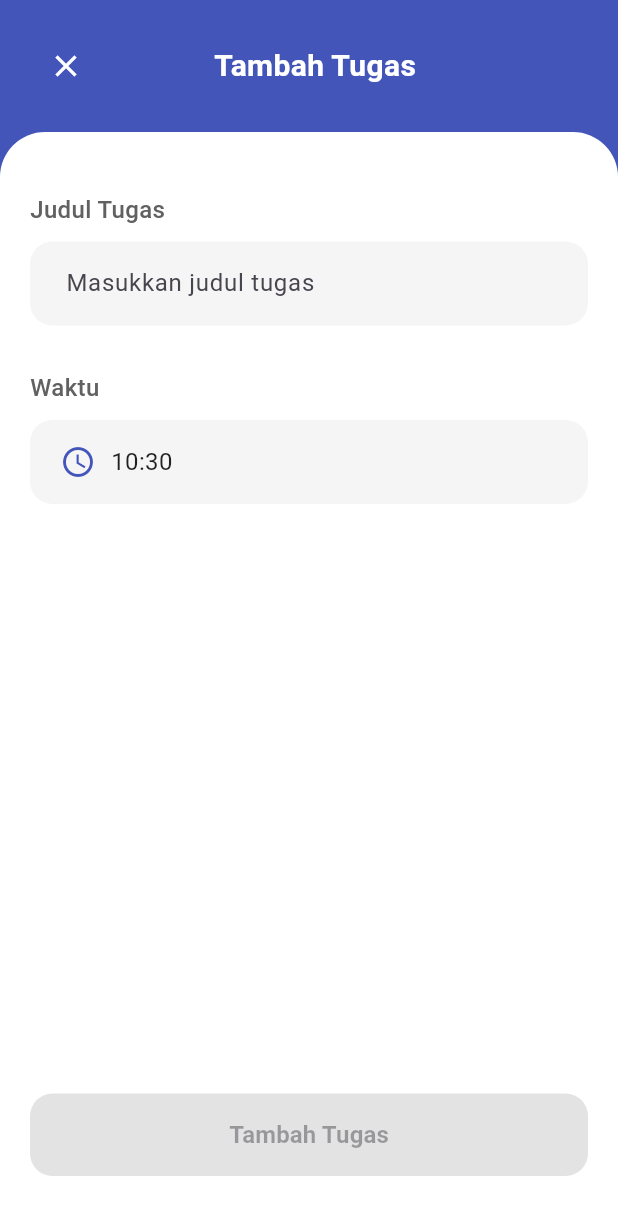
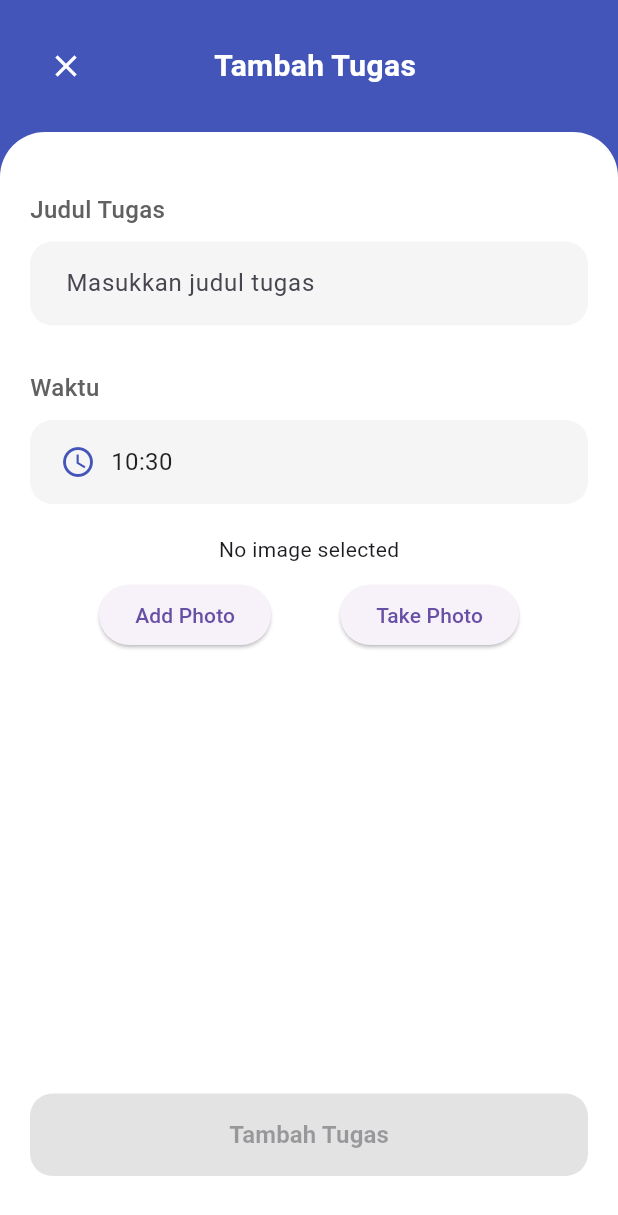
Before and after one commit to dzakisalman/todo-app, a Flutter app: the AddTaskScreen screen opened directly, on a phone screen of 412 x 824 dp. Shown: the top 1215 px of the screen. Run offline on Flutter 3.47's test engine with Material 3 defaults, Android fonts, the phone set to English and light mode, and no system bars; our stand-ins replace image_picker, permission_handler, shared_preferences; missing offline and left inert: gal; accounts and stored records are empty.

Commit message:
add image picker

```diff
--- a/lib/models/task_model.dart
+++ b/lib/models/task_model.dart
@@ -1,15 +1,17 @@
 class TaskModel {
+  final String id;
   final String title;
   final String time;
+  final String? imagePath;
   bool isCompleted;
 
-  TaskModel({required this.title, required this.time, this.isCompleted = false});
+  TaskModel({required this.id, required this.title, required this.time, this.isCompleted = false, this.imagePath});
 
   factory TaskModel.fromJson(Map<String, dynamic> json) {
     return TaskModel(
       title: json['title'] ?? '',
       time: json['time'] ?? '',
-      isCompleted: json['isCompleted'] ?? false,
+      isCompleted: json['isCompleted'] ?? false, id: '',
     );
   }
 
--- a/lib/screens/add_task_screen.dart
+++ b/lib/screens/add_task_screen.dart
@@ -1,7 +1,12 @@
+import 'dart:io';
+
 import 'package:flutter/material.dart';
+import 'package:gal/gal.dart';
+import 'package:image_picker/image_picker.dart';
 import 'package:provider/provider.dart';
+
+import '../models/task_model.dart';
 import '../providers/task_provider.dart';
-import '../models/task_model.dart';
 
 class AddTaskScreen extends StatefulWidget {
   @override
@@ -12,6 +17,8 @@ class AddTaskScreenState extends State<AddTaskScreen> {
   final TextEditingController titleController = TextEditingController();
   TimeOfDay selectedTime = TimeOfDay.now();
   bool isButtonEnabled = false;
+  File? _selectedImage;
+  String? _imagePath;
 
   @override
   void initState() {
@@ -74,7 +81,10 @@ class AddTaskScreenState extends State<AddTaskScreen> {
                               child: Text(
                                 hour,
                                 style: TextStyle(
-                                  color: hour == selectedTime.hour.toString().padLeft(2, '0')
+                                  color: hour ==
+                                          selectedTime.hour
+                                              .toString()
+                                              .padLeft(2, '0')
                                       ? Colors.white
                                       : Colors.white.withOpacity(0.5),
                                   fontSize: 24,
@@ -113,7 +123,10 @@ class AddTaskScreenState extends State<AddTaskScreen> {
                               child: Text(
                                 minute,
                                 style: TextStyle(
-                                  color: minute == selectedTime.minute.toString().padLeft(2, '0')
+                                  color: minute ==
+                                          selectedTime.minute
+                                              .toString()
+                                              .padLeft(2, '0')
                                       ? Colors.white
                                       : Colors.white.withOpacity(0.5),
                                   fontSize: 24,
@@ -150,7 +163,8 @@ class AddTaskScreenState extends State<AddTaskScreen> {
                         Navigator.pop(context, true);
                       },
                       child: Container(
-                        padding: EdgeInsets.symmetric(horizontal: 20, vertical: 10),
+                        padding:
+                            EdgeInsets.symmetric(horizontal: 20, vertical: 10),
                         decoration: BoxDecoration(
                           color: Color(0xFFFF7B54),
                           borderRadius: BorderRadius.circular(20),
@@ -171,12 +185,61 @@ class AddTaskScreenState extends State<AddTaskScreen> {
     );
   }
 
+  Future<void> _pickImage() async {
+    final ImagePicker _picker = ImagePicker();
+    final XFile? image = await _picker.pickImage(source: ImageSource.gallery);
+
+    if (image != null) {
+      File imageFile = File(image.path);
+      try {
+        await Gal.putImage(image.path);
+        setState(() {
+          _selectedImage = imageFile;
+          _imagePath = image.path;
+        });
+        print("Image path: $_imagePath");
+      } catch (e) {
+        print("Error saving image to gallery: $e");
+      }
+      setState(() {
+        _selectedImage = imageFile;
+      });
+    }
+  }
+
+  Future<void> _takePhoto() async {
+    final ImagePicker _picker = ImagePicker();
+    final XFile? image = await _picker.pickImage(source: ImageSource.camera);
+
+    if (image != null) {
+      File imageFile = File(image.path);
+      try {
+        await Gal.putImage(image.path);
+        setState(() {
+          _selectedImage = imageFile;
+          _imagePath = image.path;
+        });
+        print("Image path: $_imagePath");
+      } catch (e) {
+        print("Error saving image to gallery: $e");
+      }
+      setState(() {
+        _selectedImage = imageFile;
+      });
+    }
+  }
+
   void _addTask() {
     if (titleController.text.isEmpty) return;
-
+    if (_selectedImage != null) {
+      _imagePath = _selectedImage?.path;
+    }
     final newTask = TaskModel(
+      id: 'some_unique_id',
       title: titleController.text,
-      time: '${selectedTime.hour.toString().padLeft(2, '0')}:${selectedTime.minute.toString().padLeft(2, '0')}',
+      time:
+          '${selectedTime.hour.toString().padLeft(2, '0')}:${selectedTime.minute.toString().padLeft(2, '0')}',
+      imagePath: _imagePath,
     );
 
     Provider.of<TaskProvider>(context, listen: false).addTask(newTask);
@@ -269,6 +332,30 @@ class AddTaskScreenState extends State<AddTaskScreen> {
                         ),
                       ),
                     ),
+                    SizedBox(height: 20),
+                    Center(
+                      child: Column(
+                        children: [
+                          _selectedImage != null
+                              ? Image.file(_selectedImage!, height: 100)
+                              : Text("No image selected"),
+                          SizedBox(height: 10),
+                          Row(
+                            mainAxisAlignment: MainAxisAlignment.spaceEvenly,
+                            children: [
+                              ElevatedButton(
+                                onPressed: _pickImage,
+                                child: Text("Add Photo"),
+                              ),
+                              ElevatedButton(
+                                onPressed: _takePhoto,
+                                child: Text("Take Photo"),
+                              ),
+                            ],
+                          ),
+                        ],
+                      ),
+                    ),
                     Spacer(),
                     SizedBox(
                       width: double.infinity,
@@ -320,7 +407,7 @@ class AddTaskScreenState extends State<AddTaskScreen> {
               fontWeight: FontWeight.bold,
             ),
           ),
-          SizedBox(width: 40), // For balance
+          SizedBox(width: 40),
         ],
       ),
     );
--- a/pubspec.yaml
+++ b/pubspec.yaml
@@ -37,6 +37,9 @@ dependencies:
   provider: ^6.0.5
   shared_preferences: ^2.2.2
   intl: ^0.20.2
+  image_picker: ^1.1.2
+  gal: ^2.3.1
+  permission_handler: ^11.4.0
 
 dev_dependencies:
   flutter_test:
```
Also changed, not shown: lib/providers/task_provider.dart (+41 -0 lines), lib/screens/detail_screen.dart (+28 -2 lines), pubspec.lock, 6 other files.
